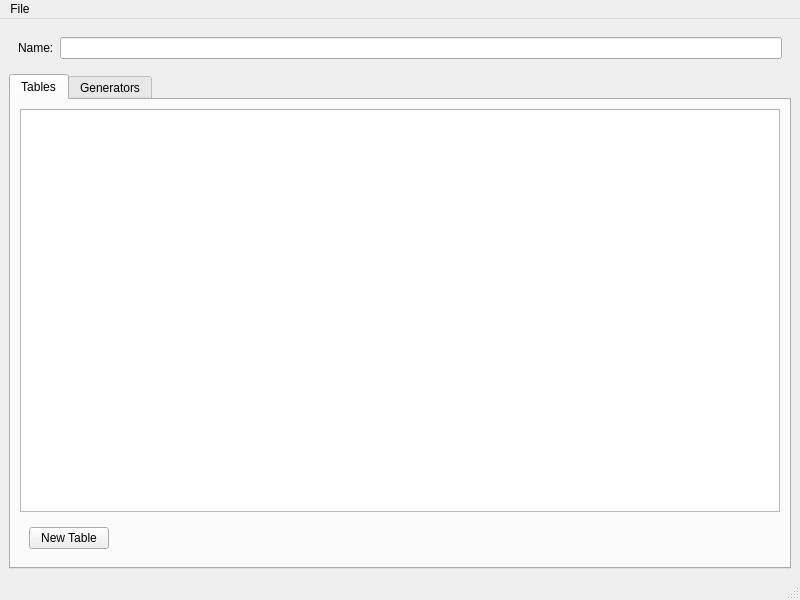
This is PersistGUI/MainWindow.ui in jplflyer/Persist as Qt 5 draws it before an edit. The edited form follows.
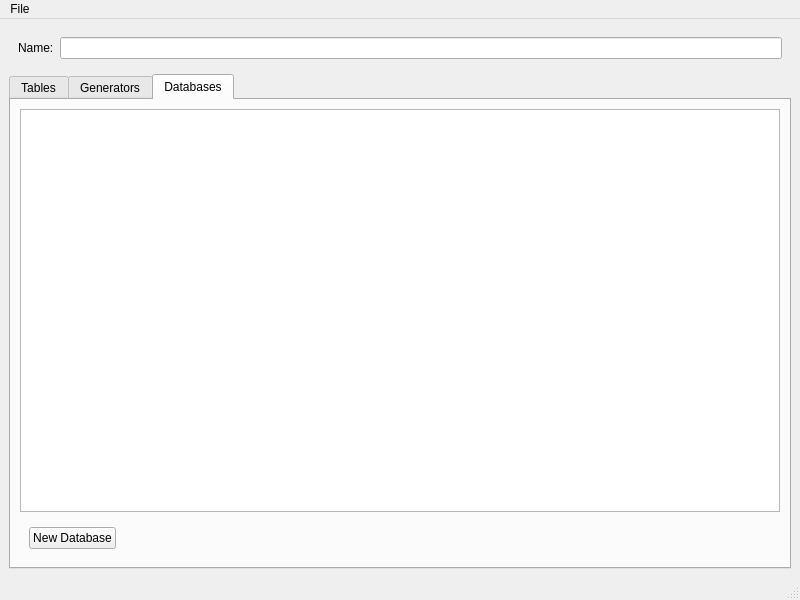
This is the edited form.

What changed in the file:
```diff
--- a/PersistGUI/MainWindow.ui
+++ b/PersistGUI/MainWindow.ui
@@ -34,7 +34,7 @@
     <item>
      <widget class="QTabWidget" name="tabWidget">
       <property name="currentIndex">
-       <number>0</number>
+       <number>2</number>
       </property>
       <widget class="QWidget" name="tablesTab">
        <attribute name="title">
@@ -108,6 +108,42 @@
         </item>
        </layout>
       </widget>
+      <widget class="QWidget" name="databasesTab">
+       <attribute name="title">
+        <string>Databases</string>
+       </attribute>
+       <layout class="QVBoxLayout" name="verticalLayout_4">
+        <item>
+         <widget class="QTableWidget" name="databaseTable"/>
+        </item>
+        <item>
+         <widget class="QWidget" name="databaseBtns" native="true">
+          <layout class="QHBoxLayout" name="horizontalLayout_4">
+           <item>
+            <widget class="QPushButton" name="newDatabasePB">
+             <property name="text">
+              <string>New Database</string>
+             </property>
+            </widget>
+           </item>
+           <item>
+            <spacer name="horizontalSpacer_3">
+             <property name="orientation">
+              <enum>Qt::Horizontal</enum>
+             </property>
+             <property name="sizeHint" stdset="0">
+              <size>
+               <width>40</width>
+               <height>20</height>
+              </size>
+             </property>
+            </spacer>
+           </item>
+          </layout>
+         </widget>
+        </item>
+       </layout>
+      </widget>
      </widget>
     </item>
    </layout>
```
